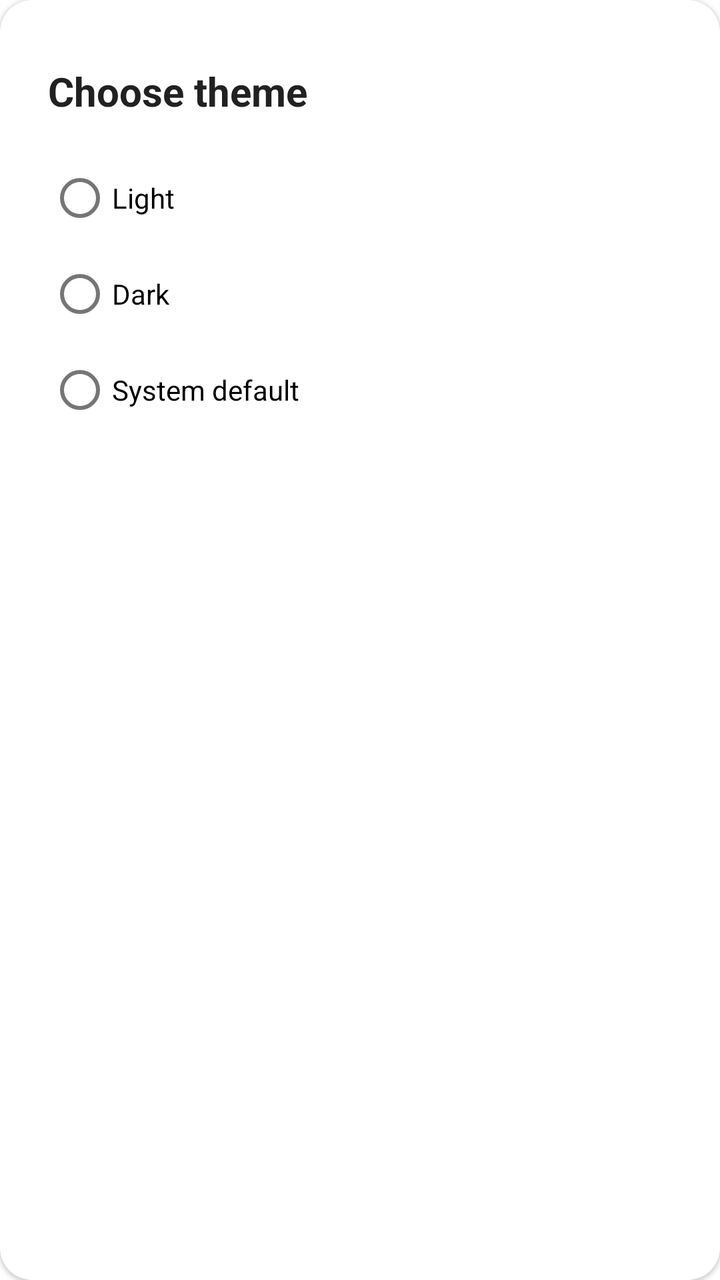
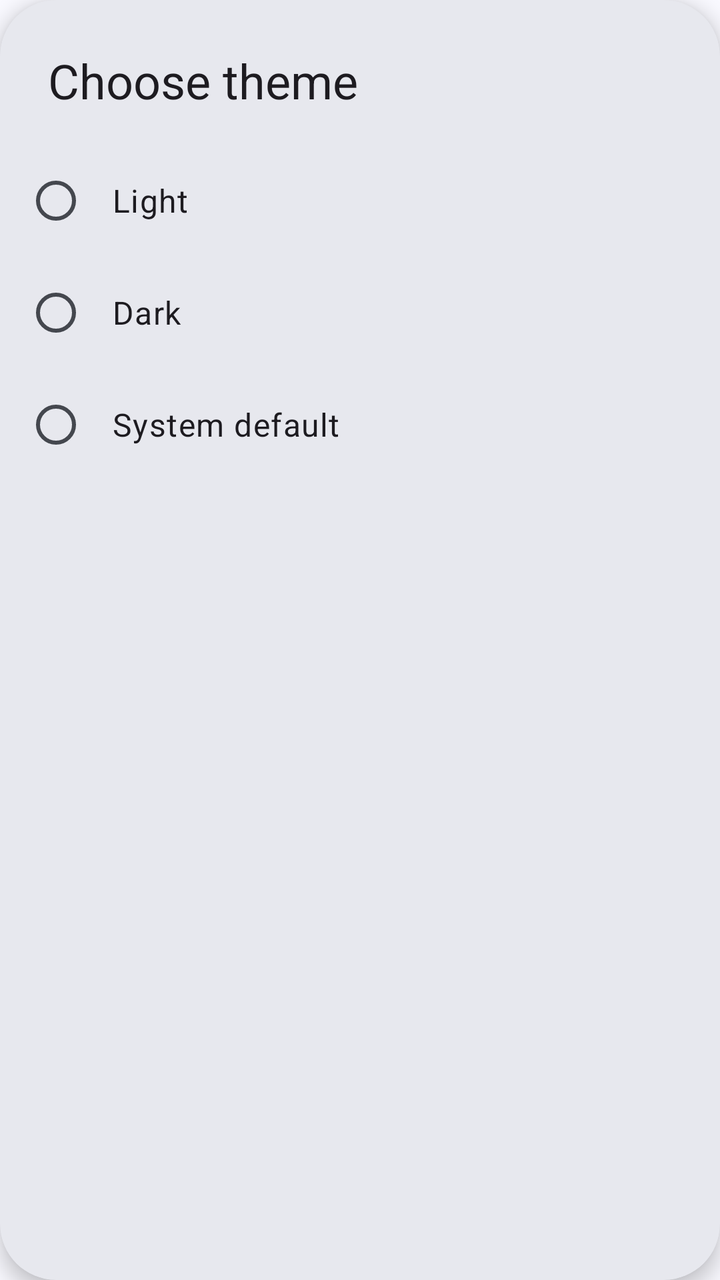

An Android layout rendered at two revisions. The XML below is the earlier revision; the diff shows what the commit changed to produce the second picture.
<!-- AndroidManifest.xml: application theme Theme.TalibPay -->
<!-- res/layout/alert_dialog_theme_select.xml -->
<?xml version="1.0" encoding="utf-8"?>
<com.google.android.material.card.MaterialCardView xmlns:android="http://schemas.android.com/apk/res/android"
    xmlns:app="http://schemas.android.com/apk/res-auto"
    android:layout_width="match_parent"
    android:layout_height="wrap_content"
    android:layout_margin="8dp"
    android:background="@color/cardBckGround"
    android:elevation="2dp"
    app:cardCornerRadius="16dp">

    <androidx.constraintlayout.widget.ConstraintLayout
        android:layout_width="match_parent"
        android:layout_height="wrap_content">


        <RadioGroup
            android:id="@+id/theme_button_group"
            android:layout_width="wrap_content"
            android:layout_height="wrap_content"
            android:layout_marginStart="24dp"
            android:layout_marginTop="16dp"
            android:layout_marginBottom="16dp"
            app:layout_constraintBottom_toBottomOf="parent"
            app:layout_constraintStart_toStartOf="parent"
            app:layout_constraintTop_toBottomOf="@+id/tv_title_theme">

            <RadioButton
                android:id="@+id/lightRadioButton"
                android:layout_width="match_parent"
                android:layout_height="wrap_content"
                android:text="@string/light" />

            <RadioButton
                android:id="@+id/darkRadioButton"
                android:layout_width="match_parent"
                android:layout_height="wrap_content"
                android:text="@string/dark" />

            <RadioButton
                android:id="@+id/deafultRadioButton"
                android:layout_width="match_parent"
                android:layout_height="wrap_content"
                android:text="@string/system_default" />

        </RadioGroup>

        <TextView
            android:id="@+id/tv_title_theme"
            android:layout_width="wrap_content"
            android:layout_height="wrap_content"
            android:layout_marginStart="24dp"
            android:layout_marginTop="32dp"
            android:text="@string/choose_theme"
            android:textColor="@color/textColor"
            android:textSize="20sp"
            android:textStyle="bold"
            app:layout_constraintStart_toStartOf="parent"
            app:layout_constraintTop_toTopOf="parent" />
    </androidx.constraintlayout.widget.ConstraintLayout>

</com.google.android.material.card.MaterialCardView>
<!-- resources referenced by this layout -->
<resources>
  <color name="cardBckGround">#FFFFFF</color>
  <color name="textColor">#212121</color>
  <style name="Base.Theme.TalibPay" parent="Theme.MaterialComponents.DayNight.DarkActionBar">
          <item name="colorPrimary">#1E88E5</item>          
          <item name="colorPrimaryVariant">#1565C0</item>   
          <item name="colorOnPrimary">#FFFFFF</item>        
      </style>
  <!-- unchanged entries left out for length: 5 -->
</resources>

<!-- the commit's change to res/layout/alert_dialog_theme_select.xml (unified diff, before → after) -->
@@ -1,61 +1,53 @@
 <?xml version="1.0" encoding="utf-8"?>
 <com.google.android.material.card.MaterialCardView xmlns:android="http://schemas.android.com/apk/res/android"
-    xmlns:app="http://schemas.android.com/apk/res-auto"
+    style="@style/Widget.TalibPay.DialogCard"
     android:layout_width="match_parent"
-    android:layout_height="wrap_content"
-    android:layout_margin="8dp"
-    android:background="@color/cardBckGround"
-    android:elevation="2dp"
-    app:cardCornerRadius="16dp">
+    android:layout_height="wrap_content">
 
-    <androidx.constraintlayout.widget.ConstraintLayout
+    <LinearLayout
         android:layout_width="match_parent"
-        android:layout_height="wrap_content">
-
-
-        <RadioGroup
-            android:id="@+id/theme_button_group"
-            android:layout_width="wrap_content"
-            android:layout_height="wrap_content"
-            android:layout_marginStart="24dp"
-            android:layout_marginTop="16dp"
-            android:layout_marginBottom="16dp"
-            app:layout_constraintBottom_toBottomOf="parent"
-            app:layout_constraintStart_toStartOf="parent"
-            app:layout_constraintTop_toBottomOf="@+id/tv_title_theme">
-
-            <RadioButton
-                android:id="@+id/lightRadioButton"
-                android:layout_width="match_parent"
-                android:layout_height="wrap_content"
-                android:text="@string/light" />
-
-            <RadioButton
-                android:id="@+id/darkRadioButton"
-                android:layout_width="match_parent"
-                android:layout_height="wrap_content"
-                android:text="@string/dark" />
-
-            <RadioButton
-                android:id="@+id/deafultRadioButton"
-                android:layout_width="match_parent"
-                android:layout_height="wrap_content"
-                android:text="@string/system_default" />
-
-        </RadioGroup>
+        android:layout_height="wrap_content"
+        android:orientation="vertical"
+        android:paddingVertical="24dp">
 
         <TextView
             android:id="@+id/tv_title_theme"
             android:layout_width="wrap_content"
             android:layout_height="wrap_content"
-            android:layout_marginStart="24dp"
-            android:layout_marginTop="32dp"
+            android:layout_marginHorizontal="24dp"
+            android:layout_marginBottom="16dp"
             android:text="@string/choose_theme"
-            android:textColor="@color/textColor"
-            android:textSize="20sp"
-            android:textStyle="bold"
-            app:layout_constraintStart_toStartOf="parent"
-            app:layout_constraintTop_toTopOf="parent" />
-    </androidx.constraintlayout.widget.ConstraintLayout>
+            android:textAppearance="?attr/textAppearanceHeadlineSmall" />
 
+        <RadioGroup
+            android:id="@+id/theme_button_group"
+            android:layout_width="match_parent"
+            android:layout_height="wrap_content"
+            android:paddingHorizontal="12dp">
+
+            <com.google.android.material.radiobutton.MaterialRadioButton
+                android:id="@+id/lightRadioButton"
+                android:layout_width="match_parent"
+                android:layout_height="56dp"
+                android:paddingStart="12dp"
+                android:text="@string/light"
+                android:textAppearance="?attr/textAppearanceBodyLarge" />
+
+            <com.google.android.material.radiobutton.MaterialRadioButton
+                android:id="@+id/darkRadioButton"
+                android:layout_width="match_parent"
+                android:layout_height="56dp"
+                android:paddingStart="12dp"
+                android:text="@string/dark"
+                android:textAppearance="?attr/textAppearanceBodyLarge" />
+
+            <com.google.android.material.radiobutton.MaterialRadioButton
+                android:id="@+id/deafultRadioButton"
+                android:layout_width="match_parent"
+                android:layout_height="56dp"
+                android:paddingStart="12dp"
+                android:text="@string/system_default"
+                android:textAppearance="?attr/textAppearanceBodyLarge" />
+        </RadioGroup>
+    </LinearLayout>
 </com.google.android.material.card.MaterialCardView>
<!-- resource entries referenced after the edit -->
@@ -1,11 +1,95 @@
 <!-- resources referenced by this layout -->
 <resources>
-  <color name="cardBckGround">#FFFFFF</color>
-  <color name="textColor">#212121</color>
-  <style name="Base.Theme.TalibPay" parent="Theme.MaterialComponents.DayNight.DarkActionBar">
-          <item name="colorPrimary">#1E88E5</item>          
-          <item name="colorPrimaryVariant">#1565C0</item>   
-          <item name="colorOnPrimary">#FFFFFF</item>        
+  <style name="Widget.TalibPay.DialogCard" parent="Widget.Material3.CardView.Elevated">
+          <item name="cardBackgroundColor">?attr/colorSurfaceContainerHigh</item>
+          <item name="cardElevation">6dp</item>
+          <item name="shapeAppearance">@style/ShapeAppearance.TalibPay.Dialog</item>
+          <item name="android:layout_margin">16dp</item>
+      </style>
+  <style name="ShapeAppearance.TalibPay.Dialog" parent="">
+          <item name="cornerFamily">rounded</item>
+          <item name="cornerSize">28dp</item>
+      </style>
+  <style name="Base.Theme.TalibPay" parent="Theme.Material3.DayNight.NoActionBar">
+          <item name="colorPrimary">@color/md_primary</item>
+          <item name="colorOnPrimary">@color/md_on_primary</item>
+          <item name="colorPrimaryContainer">@color/md_primary_container</item>
+          <item name="colorOnPrimaryContainer">@color/md_on_primary_container</item>
+          <item name="colorPrimaryInverse">@color/md_inverse_primary</item>
+          <item name="colorSecondary">@color/md_secondary</item>
+          <item name="colorOnSecondary">@color/md_on_secondary</item>
+          <item name="colorSecondaryContainer">@color/md_secondary_container</item>
+          <item name="colorOnSecondaryContainer">@color/md_on_secondary_container</item>
+          <item name="colorTertiary">@color/md_tertiary</item>
+          <item name="colorOnTertiary">@color/md_on_tertiary</item>
+          <item name="colorTertiaryContainer">@color/md_tertiary_container</item>
+          <item name="colorOnTertiaryContainer">@color/md_on_tertiary_container</item>
+          <item name="colorError">@color/md_error</item>
+          <item name="colorOnError">@color/md_on_error</item>
+          <item name="colorErrorContainer">@color/md_error_container</item>
+          <item name="colorOnErrorContainer">@color/md_on_error_container</item>
+          <item name="android:colorBackground">@color/md_background</item>
+          <item name="colorOnBackground">@color/md_on_background</item>
+          <item name="colorSurface">@color/md_surface</item>
+          <item name="colorOnSurface">@color/md_on_surface</item>
+          <item name="colorSurfaceVariant">@color/md_surface_variant</item>
+          <item name="colorOnSurfaceVariant">@color/md_on_surface_variant</item>
+          <item name="colorOutline">@color/md_outline</item>
+          <item name="colorOutlineVariant">@color/md_outline_variant</item>
+          <item name="colorSurfaceContainerLowest">@color/md_surface_container_lowest</item>
+          <item name="colorSurfaceContainerLow">@color/md_surface_container_low</item>
+          <item name="colorSurfaceContainer">@color/md_surface_container</item>
+          <item name="colorSurfaceContainerHigh">@color/md_surface_container_high</item>
+          <item name="colorSurfaceContainerHighest">@color/md_surface_container_highest</item>
+          <item name="colorSurfaceInverse">@color/md_inverse_surface</item>
+          <item name="colorOnSurfaceInverse">@color/md_inverse_on_surface</item>
+  
+          <item name="textInputStyle">@style/Widget.Material3.TextInputLayout.OutlinedBox</item>
+          <item name="materialCardViewStyle">@style/Widget.TalibPay.Card</item>
+          <item name="toolbarStyle">@style/Widget.TalibPay.Toolbar</item>
+      </style>
+  <color name="md_primary">#0B67C2</color>
+  <color name="md_on_primary">#FFFFFF</color>
+  <color name="md_primary_container">#D6E3FF</color>
+  <color name="md_on_primary_container">#001B3D</color>
+  <color name="md_inverse_primary">#A9C7FF</color>
+  <color name="md_secondary">#545F71</color>
+  <color name="md_on_secondary">#FFFFFF</color>
+  <color name="md_secondary_container">#D8E3F8</color>
+  <color name="md_on_secondary_container">#111C2B</color>
+  <color name="md_tertiary">#006B5F</color>
+  <color name="md_on_tertiary">#FFFFFF</color>
+  <color name="md_tertiary_container">#9EF2E2</color>
+  <color name="md_on_tertiary_container">#00201C</color>
+  <color name="md_error">#BA1A1A</color>
+  <color name="md_on_error">#FFFFFF</color>
+  <color name="md_error_container">#FFDAD6</color>
+  <color name="md_on_error_container">#410002</color>
+  <color name="md_background">#F9F9FF</color>
+  <color name="md_on_background">#191C20</color>
+  <color name="md_surface">#F9F9FF</color>
+  <color name="md_on_surface">#191C20</color>
+  <color name="md_surface_variant">#E0E2EC</color>
+  <color name="md_on_surface_variant">#44474E</color>
+  <color name="md_outline">#74777F</color>
+  <color name="md_outline_variant">#C4C6D0</color>
+  <color name="md_surface_container_lowest">#FFFFFF</color>
+  <color name="md_surface_container_low">#F3F3FA</color>
+  <color name="md_surface_container">#EDEDF4</color>
+  <color name="md_surface_container_high">#E7E8EE</color>
+  <color name="md_surface_container_highest">#E2E2E9</color>
+  <color name="md_inverse_surface">#2E3036</color>
+  <color name="md_inverse_on_surface">#F0F0F7</color>
+  <style name="Widget.TalibPay.Card" parent="Widget.Material3.CardView.Filled">
+          <item name="cardBackgroundColor">?attr/colorSurfaceContainerLow</item>
+          <item name="shapeAppearance">@style/ShapeAppearance.TalibPay.Large</item>
+      </style>
+  <style name="Widget.TalibPay.Toolbar" parent="Widget.Material3.Toolbar.Surface">
+          <item name="titleTextAppearance">@style/TextAppearance.Material3.TitleLarge</item>
+      </style>
+  <style name="ShapeAppearance.TalibPay.Large" parent="">
+          <item name="cornerFamily">rounded</item>
+          <item name="cornerSize">20dp</item>
       </style>
   <!-- unchanged entries left out for length: 5 -->
 </resources>
